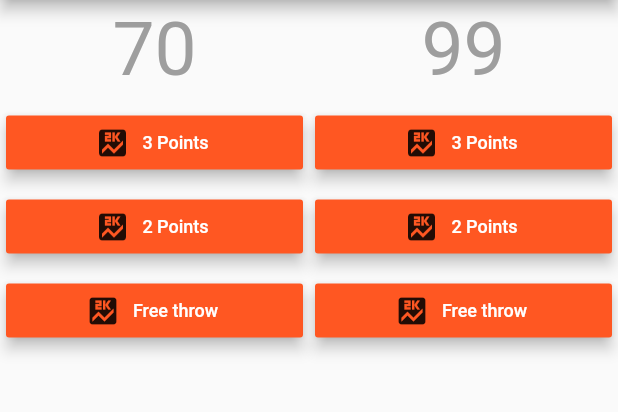
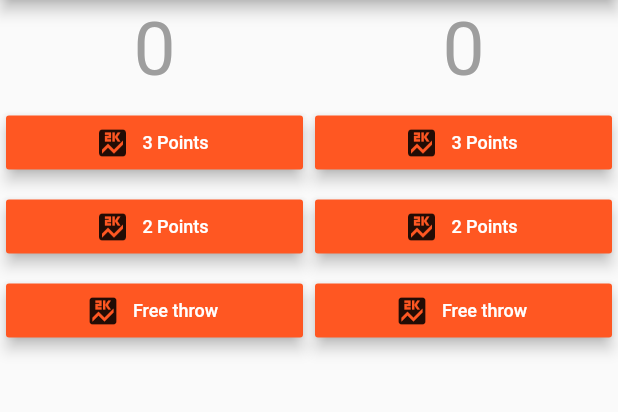
Before and after one commit to akanbi/basketball_court_manager, a Flutter app: the screen it shows after launch, after a tap on "2 Points", on a phone screen of 412 x 824 dp, the part 84-496 px from its top. Run offline on Flutter 3.47's test engine with Material 2 defaults, Android fonts, the phone set to English and light mode, and no system bars.

Commit message:
Create event for update scoreboard

```diff
--- a/lib/main.dart
+++ b/lib/main.dart
@@ -1,10 +1,11 @@
+import 'package:basketball_court_manager/model/Scoreboard.dart';
 import 'package:basketball_court_manager/widget/scoreboard_widget.dart';
 import 'package:flutter/material.dart';
 
 void main() => runApp(MyApp());
 
 class MyApp extends StatelessWidget {
-  // This widget is the root of your application.
+
   @override
   Widget build(BuildContext context) {
     return MaterialApp(
@@ -19,6 +20,8 @@ class MyApp extends StatelessWidget {
 
 class BasketballCourtManagerHome extends StatelessWidget {
   final String title;
+  Scoreboard scoreboardOne = new Scoreboard(0);
+  Scoreboard scoreboardTwo = new Scoreboard(0);
 
   BasketballCourtManagerHome(this.title);
 
@@ -31,8 +34,8 @@ class BasketballCourtManagerHome extends StatelessWidget {
         body: SafeArea(
           child: Row(
             children: [
-              Expanded(child: ScoreboardWidget("70")),
-              Expanded(child: ScoreboardWidget("99"))
+              Expanded(child: ScoreboardWidget(scoreboardOne)),
+              Expanded(child: ScoreboardWidget(scoreboardTwo))
             ],
           ),
         )
--- /dev/null
+++ b/lib/model/Scoreboard.dart
@@ -0,0 +1,6 @@
+class Scoreboard {
+  int point;
+
+  Scoreboard(this.point);
+
+}
--- a/lib/widget/scoreboard_button_widget.dart
+++ b/lib/widget/scoreboard_button_widget.dart
@@ -1,9 +1,20 @@
+import 'package:basketball_court_manager/model/Scoreboard.dart';
 import 'package:flutter/material.dart';
 
-class ScoreboardButtonWidget extends StatelessWidget {
+class ScoreboardButtonWidget extends StatefulWidget {
   final String buttonText;
+  final int pointForIncrement;
+  final Scoreboard scoreboard;
+  final ValueChanged onChanged;
 
-  ScoreboardButtonWidget(this.buttonText);
+  ScoreboardButtonWidget(this.buttonText, this.pointForIncrement, {this.scoreboard, this.onChanged});
+
+  @override
+  State<StatefulWidget> createState() => ScoreboardButtonState();
+
+}
+
+class ScoreboardButtonState extends State<ScoreboardButtonWidget> {
 
   @override
   Widget build(BuildContext context) {
@@ -13,8 +24,11 @@ class ScoreboardButtonWidget extends StatelessWidget {
         elevation: 4.0,
         icon: Icon(Icons.score),
         color: Theme.of(context).primaryColor,
-        onPressed: () {},
-        label: Text(buttonText,
+        onPressed: () async {
+          widget.scoreboard.point = widget.scoreboard.point + widget.pointForIncrement;
+          widget.onChanged(widget.scoreboard.point);
+        },
+        label: Text(widget.buttonText,
             style: TextStyle(color: Colors.white, fontSize: 12.0)),
       ),
     );
--- a/lib/widget/scoreboard_widget.dart
+++ b/lib/widget/scoreboard_widget.dart
@@ -1,11 +1,12 @@
+import 'package:basketball_court_manager/model/Scoreboard.dart';
 import 'package:basketball_court_manager/widget/scoreboard_button_widget.dart';
 import 'package:flutter/material.dart';
 import 'package:flutter/widgets.dart';
 
 class ScoreboardWidget extends StatelessWidget {
-  final String score;
+  Scoreboard scoreboard;
 
-  ScoreboardWidget(this.score);
+  ScoreboardWidget(this.scoreboard);
 
   @override
   Widget build(BuildContext context) {
@@ -15,7 +16,7 @@ class ScoreboardWidget extends StatelessWidget {
           padding: EdgeInsets.all(4.0),
           child: Center(
             child: Text(
-              score,
+              scoreboard.point.toString(),
               style: TextStyle(color: Colors.grey, fontSize: 50),
               maxLines: 1,
               overflow: TextOverflow.ellipsis,
@@ -25,17 +26,48 @@ class ScoreboardWidget extends StatelessWidget {
         Container(
             padding: EdgeInsets.all(4.0),
             child: Center(
-              child: ScoreboardButtonWidget("3 Points"),
+              child: ScoreboardButtonWidget(
+                  "3 Points",
+                  3,
+                  scoreboard: scoreboard,
+                  onChanged: (value) {
+                      scoreboard.point = value;
+                      int score = scoreboard.point;
+                      print("Value recebido: $value");
+                      print("SCORE: $score");
+                    })
+              ),
+            ),
+        Container(
+            padding: EdgeInsets.all(4.0),
+            child: Center(
+              child: ScoreboardButtonWidget(
+                  "2 Points",
+                  2,
+                  scoreboard: scoreboard,
+                  onChanged: (value) {
+                    scoreboard.point = value;
+                    scoreboard.point = value;
+                    int score = scoreboard.point;
+                    print("Value recebido: $value");
+                    print("SCORE: $score");
+                  }),
             )),
         Container(
             padding: EdgeInsets.all(4.0),
             child: Center(
-              child: ScoreboardButtonWidget("2 Points"),
-            )),
-        Container(
-            padding: EdgeInsets.all(4.0),
-            child: Center(
-              child: ScoreboardButtonWidget("Free throw"),
+              child: ScoreboardButtonWidget(
+                  "Free throw",
+                  1,
+                  scoreboard: scoreboard,
+                  onChanged: (value) {
+                    scoreboard.point = value;
+                    scoreboard.point = value;
+                    int score = scoreboard.point;
+                    print("Value recebido: $value");
+                    print("SCORE: $score");
+                  },
+              ),
             )),
       ],
     );
```
